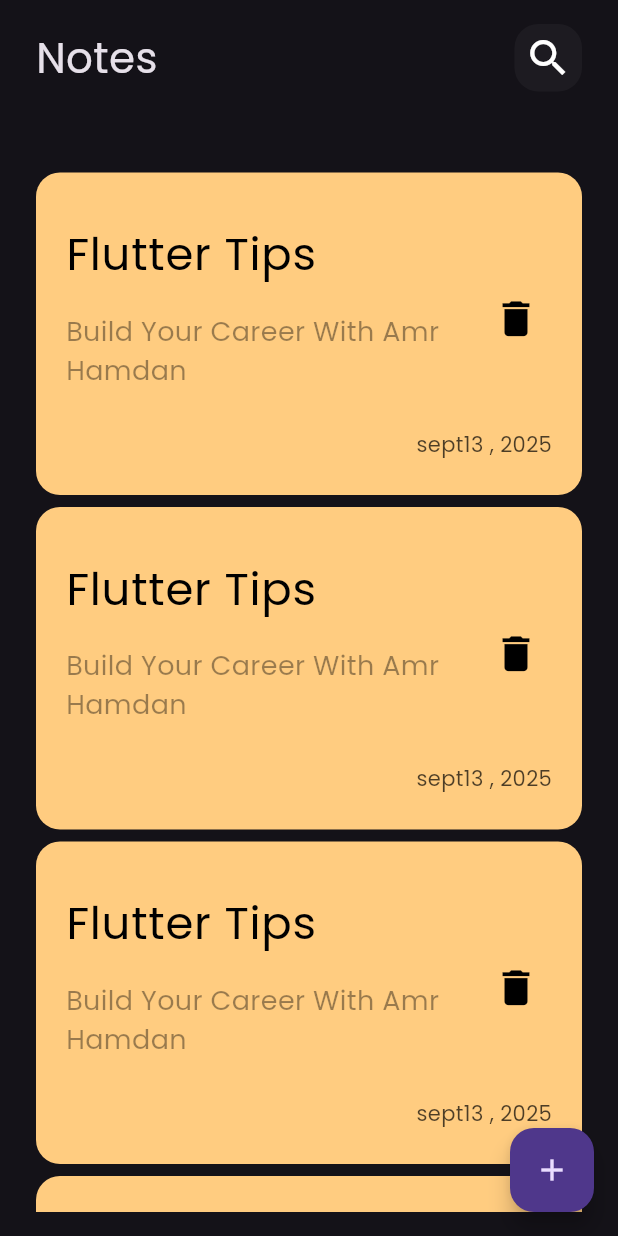
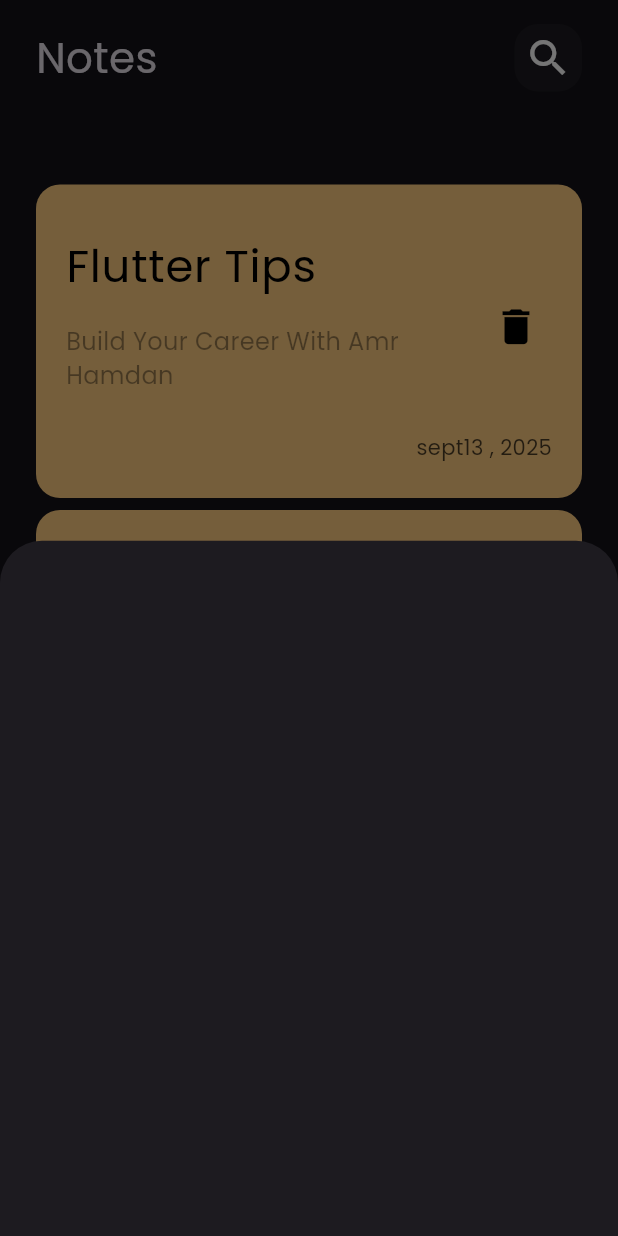
Before and after one commit to AMR5444/Note_App, a Flutter app: the screen it shows after launch, after a tap on the "add" icon, on a phone screen of 412 x 824 dp. Run offline on Flutter 3.47's test engine with Material 3 defaults, Android fonts, the phone set to English and light mode, and no system bars; our stand-ins replace pdf, printing.

Commit message:
Add Note Bottom Sheet

```diff
--- /dev/null
+++ b/lib/views/Add_Note_Bottom_Sheet.dart
@@ -0,0 +1,10 @@
+import 'package:flutter/material.dart';
+
+class AddNoteBottomSheet extends StatelessWidget {
+  const AddNoteBottomSheet({super.key});
+
+  @override
+  Widget build(BuildContext context) {
+    return Container();
+  }
+}
--- a/lib/views/NotsPage_View.dart
+++ b/lib/views/NotsPage_View.dart
@@ -1,4 +1,5 @@
 import 'package:flutter/material.dart';
+import 'package:test/views/Add_Note_Bottom_Sheet.dart';
 import 'package:test/views/Widget/NotsView_body.dart';
 
 class NotspageView extends StatelessWidget {
@@ -8,7 +9,14 @@ class NotspageView extends StatelessWidget {
   Widget build(BuildContext context) {
     return Scaffold(
       floatingActionButton: FloatingActionButton(
-        onPressed: () {},
+        onPressed: () {
+          showModalBottomSheet(
+            context: context,
+            builder: (context) {
+              return AddNoteBottomSheet();
+            },
+          );
+        },
         child: Icon(Icons.add),
       ),
       body: NotsViewBody(),
--- a/lib/views/Widget/Custom_Note_Aitem.dart
+++ b/lib/views/Widget/Custom_Note_Aitem.dart
@@ -27,7 +27,7 @@ class NoteAItem extends StatelessWidget {
                 'Build Your Career With Amr Hamdan',
                 style: TextStyle(
                   color: Colors.black.withOpacity(0.4),
-                  fontSize: 18,
+                  fontSize: 16,
                 ),
               ),
             ),
--- a/lib/views/Widget/Custom_Note_ListView.dart
+++ b/lib/views/Widget/Custom_Note_ListView.dart
@@ -6,13 +6,17 @@ class NotesListView extends StatelessWidget {
 
   @override
   Widget build(BuildContext context) {
-    return ListView.builder(
+    return Padding(
+      padding: const EdgeInsets.symmetric(vertical: 8),
+      child: ListView.builder(
+        padding: EdgeInsets.zero,
         itemBuilder: (context, index) {
           return Padding(
             padding: const EdgeInsets.symmetric(vertical: 4),
             child: NoteAItem(),
           );
         },
+      ),
     );
   }
 }
```
Lines whose indentation alone changed are shown as unchanged.
